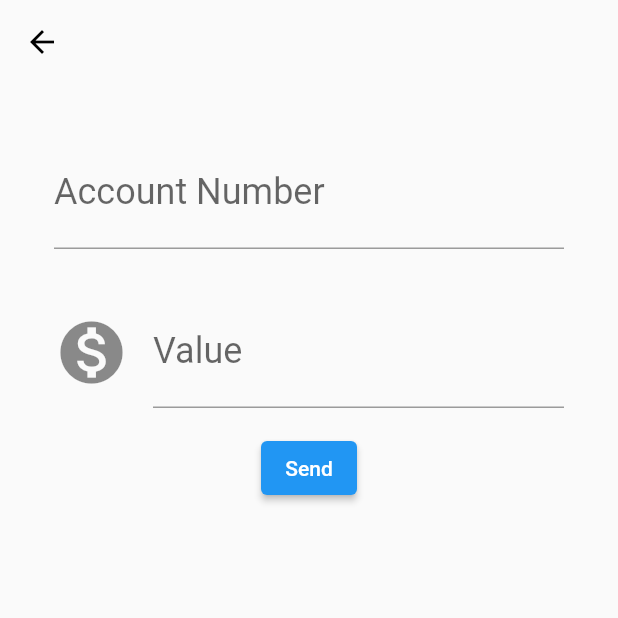
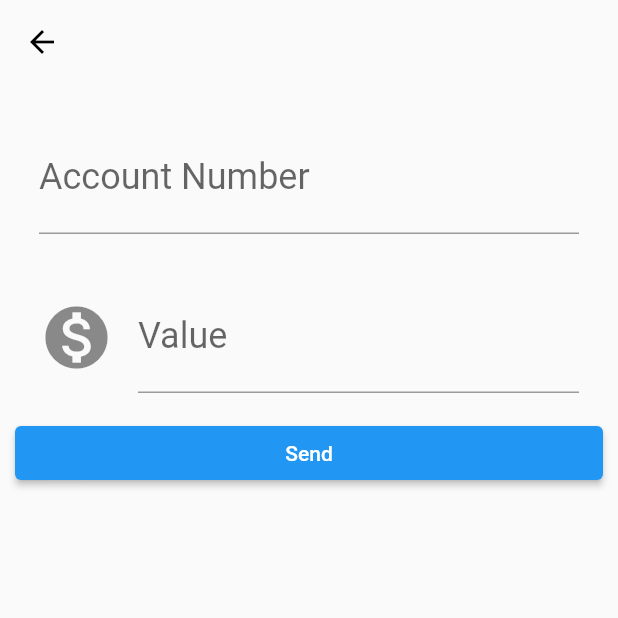
Before and after one commit to claick-oliveira/flutter-app-example, a Flutter app: the screen it shows after launch, after a tap on the "transfer within a station" icon, on a phone screen of 412 x 824 dp, the top half of it. Run offline on Flutter 3.47's test engine with Material 2 defaults, Android fonts, the phone set to English and light mode, and no system bars; our stand-ins replace google_fonts.

Commit message:
Changed Icon size and Added SnacBar

```diff
--- a/lib/components/operation_button.dart
+++ b/lib/components/operation_button.dart
@@ -35,7 +35,10 @@ class OperationButton extends StatelessWidget {
                 )
               ],
             ),
-            child: Icon(icon),
+            child: Icon(
+              icon,
+              size: 35,
+            ),
           ),
         ),
         Text(
--- a/lib/screens/contacts/page.dart
+++ b/lib/screens/contacts/page.dart
@@ -18,6 +18,10 @@ class _ContactListState extends State<ContactList> {
       widget._contacts.add(result);
     }
     setState(() {});
+    const snackBar = SnackBar(
+      content: Text('Contact Added!'),
+    );
+    ScaffoldMessenger.of(context).showSnackBar(snackBar);
   }
 
   @override
--- a/lib/screens/home/page.dart
+++ b/lib/screens/home/page.dart
@@ -21,6 +21,10 @@ class _HomeState extends State<Home> {
       widget._transfers.add(result);
     }
     setState(() {});
+    const snackBar = SnackBar(
+      content: Text('Transfer Added!'),
+    );
+    ScaffoldMessenger.of(context).showSnackBar(snackBar);
   }
 
   void _nextRoute(context, desiredRoute) {
--- a/lib/screens/transfer/form.dart
+++ b/lib/screens/transfer/form.dart
@@ -37,7 +37,7 @@ class NewTransferForm extends StatelessWidget {
       ),
       body: SingleChildScrollView(
         child: Container(
-          padding: const EdgeInsets.symmetric(horizontal: 20, vertical: 20),
+          padding: const EdgeInsets.all(10),
           child: Column(
             children: [
               Editor(
@@ -53,13 +53,16 @@ class NewTransferForm extends StatelessWidget {
                 keyboardType:
                     const TextInputType.numberWithOptions(decimal: true),
               ),
-              ElevatedButton(
-                onPressed: () => _createTransfer(
-                  context,
-                  _controllerFieldAccountNumber,
-                  _controllerFieldValue,
+              SizedBox(
+                width: double.maxFinite,
+                child: ElevatedButton(
+                  onPressed: () => _createTransfer(
+                    context,
+                    _controllerFieldAccountNumber,
+                    _controllerFieldValue,
+                  ),
+                  child: const Text(_sendButton),
                 ),
-                child: const Text(_sendButton),
               )
             ],
           ),
```
Also changed, not shown: lib/screens/contacts/form.dart (+9 -6 lines).
